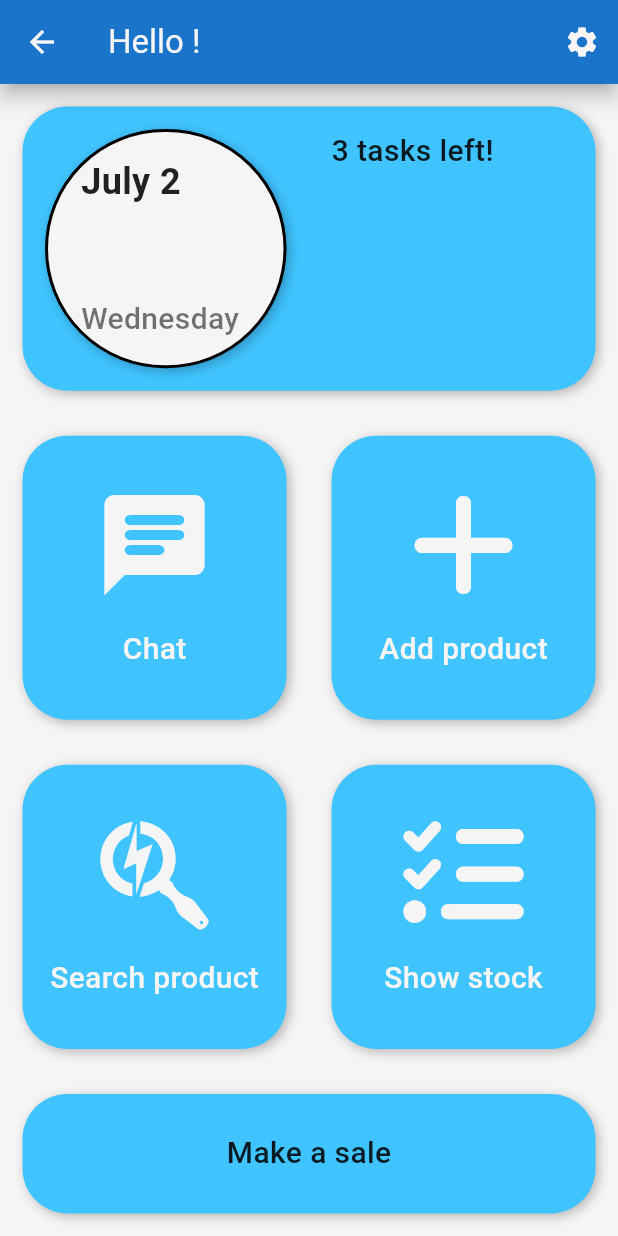
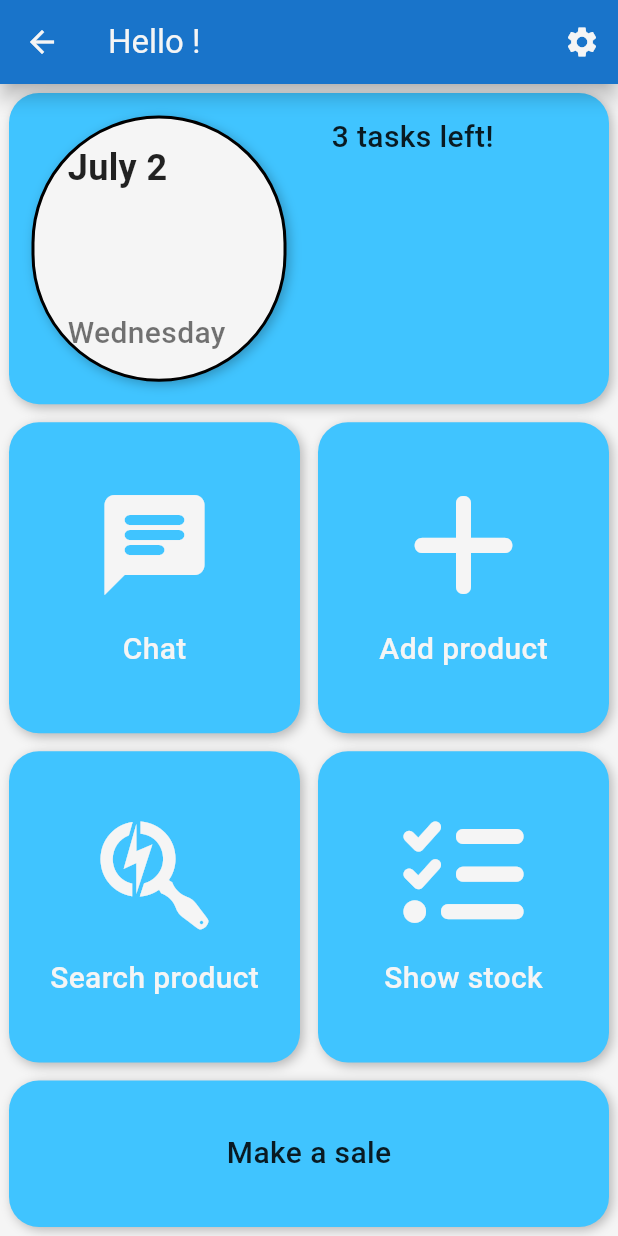
Before and after one commit to geo-di/market_manager, a Flutter app: the MenuScreen screen opened by its route, on a phone screen of 412 x 824 dp. Run offline on Flutter 3.47's test engine with Material 3 defaults, Android fonts, the light colour scheme and no system bars; our stand-ins replace animated_text_kit, carousel_slider, cloud_firestore, firebase_auth, firebase_core, fl_chart and 4 more; missing offline and left inert: dart:ffi, mobile_scanner; accounts and stored records are empty.

Commit message:
changed margin and padding

```diff
--- a/lib/components/reusable_card.dart
+++ b/lib/components/reusable_card.dart
@@ -17,9 +17,9 @@ class ReusableCard extends StatelessWidget {
       child: GestureDetector(
         onTap: onPress ?? () {},
         child: Container(
-          margin: EdgeInsets.all(15.0),
+          margin: EdgeInsets.all(6.0),
           decoration: BoxDecoration(
-            borderRadius: BorderRadius.circular(30.0),
+            borderRadius: BorderRadius.circular(20.0),
             color: color ?? Theme.of(context).colorScheme.primary,
             boxShadow: [
               BoxShadow(
```
